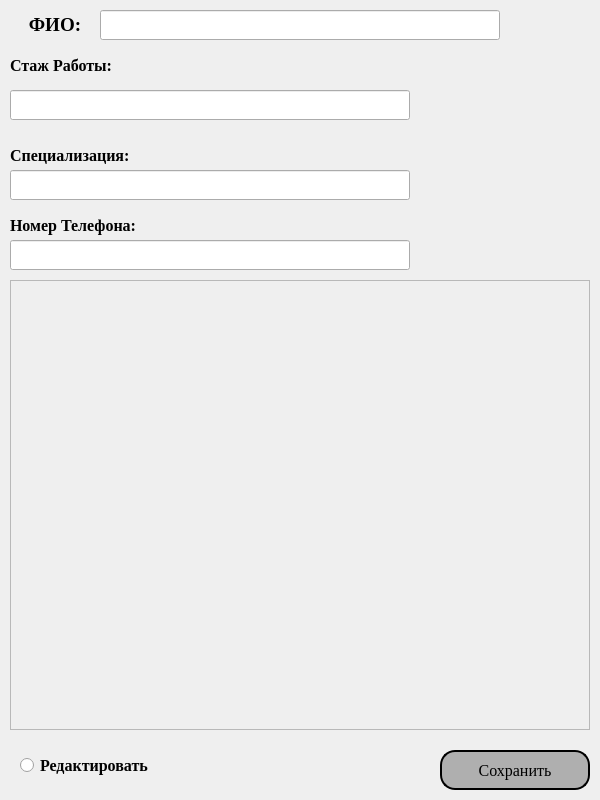
Above: activities/doctorCardWindow.ui from AmirHai/UmkaCentre before the change. Below: the same form after it.
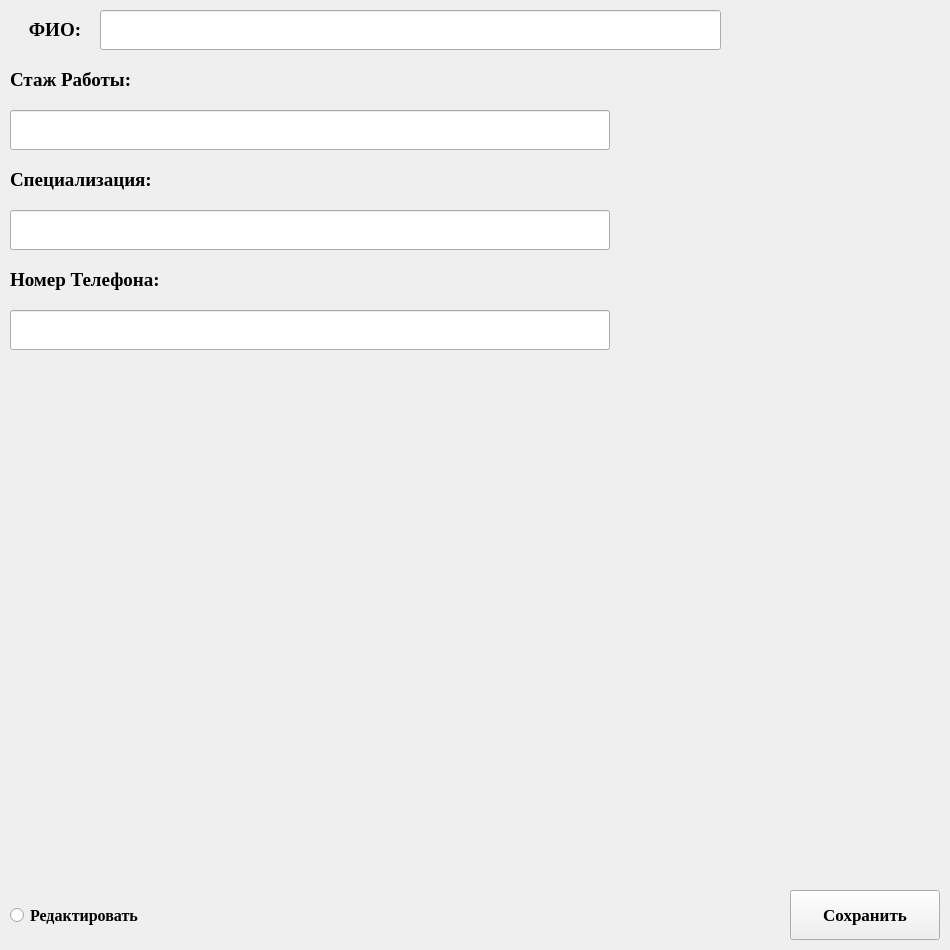
That is the form after the change.

The edit to the form file:
```diff
--- a/activities/doctorCardWindow.ui
+++ b/activities/doctorCardWindow.ui
@@ -6,8 +6,8 @@
    <rect>
     <x>0</x>
     <y>0</y>
-    <width>600</width>
-    <height>800</height>
+    <width>950</width>
+    <height>950</height>
    </rect>
   </property>
   <property name="windowTitle">
@@ -18,8 +18,8 @@
     <rect>
      <x>100</x>
      <y>10</y>
-     <width>400</width>
-     <height>30</height>
+     <width>621</width>
+     <height>40</height>
     </rect>
    </property>
    <property name="font">
@@ -44,7 +44,7 @@
      <x>10</x>
      <y>10</y>
      <width>90</width>
-     <height>30</height>
+     <height>40</height>
     </rect>
    </property>
    <property name="font">
@@ -66,15 +66,15 @@
    <property name="geometry">
     <rect>
      <x>10</x>
-     <y>240</y>
-     <width>400</width>
-     <height>30</height>
+     <y>310</y>
+     <width>600</width>
+     <height>40</height>
     </rect>
    </property>
    <property name="font">
     <font>
      <family>Times New Roman</family>
-     <pointsize>12</pointsize>
+     <pointsize>14</pointsize>
     </font>
    </property>
    <property name="text">
@@ -85,34 +85,34 @@
    <property name="geometry">
     <rect>
      <x>10</x>
-     <y>170</y>
-     <width>400</width>
-     <height>30</height>
-    </rect>
-   </property>
-   <property name="font">
-    <font>
-     <family>Times New Roman</family>
-     <pointsize>12</pointsize>
-    </font>
-   </property>
-   <property name="text">
-    <string/>
-   </property>
-  </widget>
-  <widget class="QLabel" name="label_6">
-   <property name="geometry">
-    <rect>
-     <x>10</x>
      <y>210</y>
-     <width>300</width>
-     <height>30</height>
+     <width>600</width>
+     <height>40</height>
     </rect>
    </property>
    <property name="font">
     <font>
      <family>Times New Roman</family>
-     <pointsize>12</pointsize>
+     <pointsize>14</pointsize>
+    </font>
+   </property>
+   <property name="text">
+    <string/>
+   </property>
+  </widget>
+  <widget class="QLabel" name="label_6">
+   <property name="geometry">
+    <rect>
+     <x>10</x>
+     <y>260</y>
+     <width>600</width>
+     <height>40</height>
+    </rect>
+   </property>
+   <property name="font">
+    <font>
+     <family>Times New Roman</family>
+     <pointsize>14</pointsize>
      <weight>75</weight>
      <bold>true</bold>
     </font>
@@ -125,15 +125,15 @@
    <property name="geometry">
     <rect>
      <x>10</x>
-     <y>140</y>
-     <width>300</width>
-     <height>30</height>
+     <y>160</y>
+     <width>600</width>
+     <height>40</height>
     </rect>
    </property>
    <property name="font">
     <font>
      <family>Times New Roman</family>
-     <pointsize>12</pointsize>
+     <pointsize>14</pointsize>
      <weight>75</weight>
      <bold>true</bold>
     </font>
@@ -142,34 +142,11 @@
     <string>Специализация:</string>
    </property>
   </widget>
-  <widget class="QScrollArea" name="scrollArea">
-   <property name="geometry">
-    <rect>
-     <x>10</x>
-     <y>280</y>
-     <width>580</width>
-     <height>450</height>
-    </rect>
-   </property>
-   <property name="widgetResizable">
-    <bool>true</bool>
-   </property>
-   <widget class="QWidget" name="scrollAreaWidgetContents">
-    <property name="geometry">
-     <rect>
-      <x>0</x>
-      <y>0</y>
-      <width>578</width>
-      <height>448</height>
-     </rect>
-    </property>
-   </widget>
-  </widget>
   <widget class="QRadioButton" name="redactor_rbtn">
    <property name="geometry">
     <rect>
-     <x>20</x>
-     <y>740</y>
+     <x>10</x>
+     <y>890</y>
      <width>300</width>
      <height>50</height>
     </rect>
@@ -189,26 +166,20 @@
   <widget class="QPushButton" name="SaveInfoBtn">
    <property name="geometry">
     <rect>
-     <x>440</x>
-     <y>750</y>
+     <x>790</x>
+     <y>890</y>
      <width>150</width>
-     <height>40</height>
+     <height>50</height>
     </rect>
    </property>
    <property name="font">
     <font>
      <family>Times New Roman</family>
-     <pointsize>12</pointsize>
+     <pointsize>13</pointsize>
+     <weight>75</weight>
+     <bold>true</bold>
     </font>
    </property>
-   <property name="styleSheet">
-    <string notr="true">background-color:rgb(175, 175, 175);
-border-radius: 15px;
-border-color: black;
-border-style: outset;
-border-width: 2px;
-border-radius: 15px;</string>
-   </property>
    <property name="text">
     <string>Сохранить</string>
    </property>
@@ -217,15 +188,15 @@
    <property name="geometry">
     <rect>
      <x>10</x>
-     <y>50</y>
-     <width>300</width>
-     <height>30</height>
+     <y>60</y>
+     <width>600</width>
+     <height>40</height>
     </rect>
    </property>
    <property name="font">
     <font>
      <family>Times New Roman</family>
-     <pointsize>12</pointsize>
+     <pointsize>14</pointsize>
      <weight>75</weight>
      <bold>true</bold>
     </font>
@@ -238,15 +209,15 @@
    <property name="geometry">
     <rect>
      <x>10</x>
-     <y>90</y>
-     <width>400</width>
-     <height>30</height>
+     <y>110</y>
+     <width>600</width>
+     <height>40</height>
     </rect>
    </property>
    <property name="font">
     <font>
      <family>Times New Roman</family>
-     <pointsize>12</pointsize>
+     <pointsize>14</pointsize>
     </font>
    </property>
    <property name="text">
```
